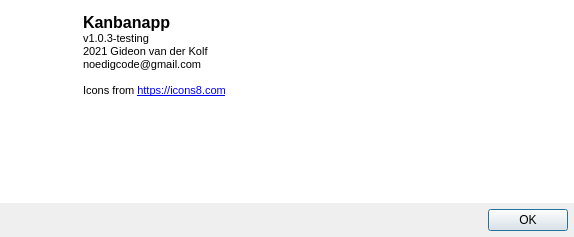
First picture: the form in src/aboutdialog.ui, repository noedigcode/Kanbanapp, before the edit.
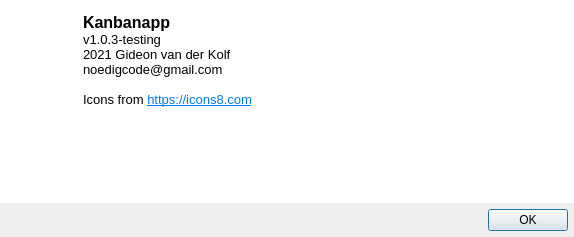
Second picture: the form after the edit. Icons and pictures are not drawn.

Commit message: Add button to open containing folder in recent items menu; Change icon for removing recent item from menu; About dialog icons8 link clickable and font bigger; Card font size property reset to be bigger/default; Automatically add .kanban extension when saving files and filter files in open/save dialogs.

What changed in the file:
```diff
--- a/src/aboutdialog.ui
+++ b/src/aboutdialog.ui
@@ -96,11 +96,11 @@
 p, li { white-space: pre-wrap; }
 &lt;/style&gt;&lt;/head&gt;&lt;body style=&quot; font-family:'Ubuntu'; font-size:10pt; font-weight:400; font-style:normal;&quot;&gt;
 &lt;p style=&quot; margin-top:0px; margin-bottom:0px; margin-left:0px; margin-right:0px; -qt-block-indent:0; text-indent:0px;&quot;&gt;&lt;span style=&quot; font-family:'MS Shell Dlg 2'; font-size:12pt; font-weight:600;&quot;&gt;Kanbanapp&lt;/span&gt;&lt;/p&gt;
-&lt;p style=&quot; margin-top:0px; margin-bottom:0px; margin-left:0px; margin-right:0px; -qt-block-indent:0; text-indent:0px;&quot;&gt;&lt;span style=&quot; font-family:'MS Shell Dlg 2'; font-size:8.25pt;&quot;&gt;v1.0.3-testing&lt;/span&gt;&lt;/p&gt;
-&lt;p style=&quot; margin-top:0px; margin-bottom:0px; margin-left:0px; margin-right:0px; -qt-block-indent:0; text-indent:0px;&quot;&gt;&lt;span style=&quot; font-family:'MS Shell Dlg 2'; font-size:8pt;&quot;&gt;2021 Gideon van der Kolf&lt;/span&gt;&lt;/p&gt;
-&lt;p style=&quot; margin-top:0px; margin-bottom:0px; margin-left:0px; margin-right:0px; -qt-block-indent:0; text-indent:0px;&quot;&gt;&lt;span style=&quot; font-family:'MS Shell Dlg 2'; font-size:8pt;&quot;&gt;noedigcode@gmail.com&lt;/span&gt;&lt;/p&gt;
-&lt;p style=&quot;-qt-paragraph-type:empty; margin-top:0px; margin-bottom:0px; margin-left:0px; margin-right:0px; -qt-block-indent:0; text-indent:0px; font-family:'MS Shell Dlg 2'; font-size:8pt;&quot;&gt;&lt;br /&gt;&lt;/p&gt;
-&lt;p style=&quot; margin-top:0px; margin-bottom:0px; margin-left:0px; margin-right:0px; -qt-block-indent:0; text-indent:0px;&quot;&gt;&lt;span style=&quot; font-family:'MS Shell Dlg 2'; font-size:8pt;&quot;&gt;Icons from &lt;/span&gt;&lt;a href=&quot; https://icons8.com&quot;&gt;&lt;span style=&quot; font-family:'MS Shell Dlg 2'; font-size:8pt; text-decoration: underline; color:#0000ff;&quot;&gt;https://icons8.com&lt;/span&gt;&lt;/a&gt;&lt;/p&gt;&lt;/body&gt;&lt;/html&gt;</string>
+&lt;p style=&quot; margin-top:0px; margin-bottom:0px; margin-left:0px; margin-right:0px; -qt-block-indent:0; text-indent:0px;&quot;&gt;&lt;span style=&quot; font-family:'MS Shell Dlg 2';&quot;&gt;v1.0.3-testing&lt;/span&gt;&lt;/p&gt;
+&lt;p style=&quot; margin-top:0px; margin-bottom:0px; margin-left:0px; margin-right:0px; -qt-block-indent:0; text-indent:0px;&quot;&gt;&lt;span style=&quot; font-family:'MS Shell Dlg 2';&quot;&gt;2021 Gideon van der Kolf&lt;/span&gt;&lt;/p&gt;
+&lt;p style=&quot; margin-top:0px; margin-bottom:0px; margin-left:0px; margin-right:0px; -qt-block-indent:0; text-indent:0px;&quot;&gt;&lt;span style=&quot; font-family:'MS Shell Dlg 2';&quot;&gt;noedigcode@gmail.com&lt;/span&gt;&lt;/p&gt;
+&lt;p style=&quot;-qt-paragraph-type:empty; margin-top:0px; margin-bottom:0px; margin-left:0px; margin-right:0px; -qt-block-indent:0; text-indent:0px; font-family:'MS Shell Dlg 2';&quot;&gt;&lt;br /&gt;&lt;/p&gt;
+&lt;p style=&quot; margin-top:0px; margin-bottom:0px; margin-left:0px; margin-right:0px; -qt-block-indent:0; text-indent:0px;&quot;&gt;&lt;span style=&quot; font-family:'MS Shell Dlg 2';&quot;&gt;Icons from &lt;/span&gt;&lt;a href=&quot;https://icons8.com&quot;&gt;&lt;span style=&quot; text-decoration: underline; color:#007af4;&quot;&gt;https://icons8.com&lt;/span&gt;&lt;/a&gt;&lt;/p&gt;&lt;/body&gt;&lt;/html&gt;</string>
         </property>
         <property name="openExternalLinks">
          <bool>true</bool>
```
The commit also changes 9 other files.
